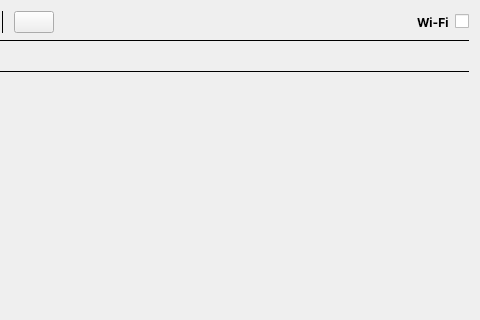
Above: src/widgets/dialogs/wifi/wifidialog.ui from Quill-OS/quill before the change; both pictures show x 123 to 603 and y 0 to 320 of the 603 by 679 pixel window. Below: the same form after it.
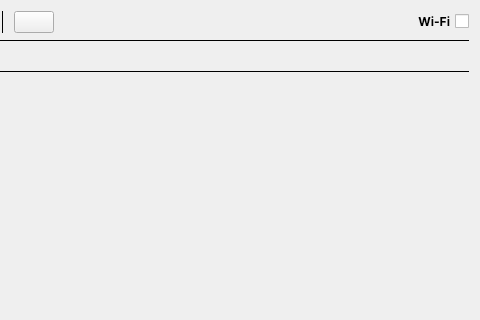
That is the form after the change.

Commit message: Wi-Fi: Fixes for Glo HD

Diff of the .ui file:
```diff
--- a/src/widgets/dialogs/wifi/wifidialog.ui
+++ b/src/widgets/dialogs/wifi/wifidialog.ui
@@ -121,29 +121,18 @@
         </spacer>
        </item>
        <item>
-        <widget class="QLabel" name="label">
-         <property name="font">
-          <font>
-           <family>Inter</family>
-           <weight>75</weight>
-           <bold>true</bold>
-          </font>
+        <widget class="QCheckBox" name="wifiCheckBox">
+         <property name="layoutDirection">
+          <enum>Qt::RightToLeft</enum>
          </property>
          <property name="styleSheet">
-          <string notr="true">font-family: Inter</string>
+          <string notr="true">font-family: Inter; font-weight: bold</string>
          </property>
          <property name="text">
           <string>Wi-Fi</string>
          </property>
         </widget>
        </item>
-       <item>
-        <widget class="QCheckBox" name="wifiCheckBox">
-         <property name="text">
-          <string/>
-         </property>
-        </widget>
-       </item>
       </layout>
      </item>
     </layout>
```
The commit also changes 1 other file.
